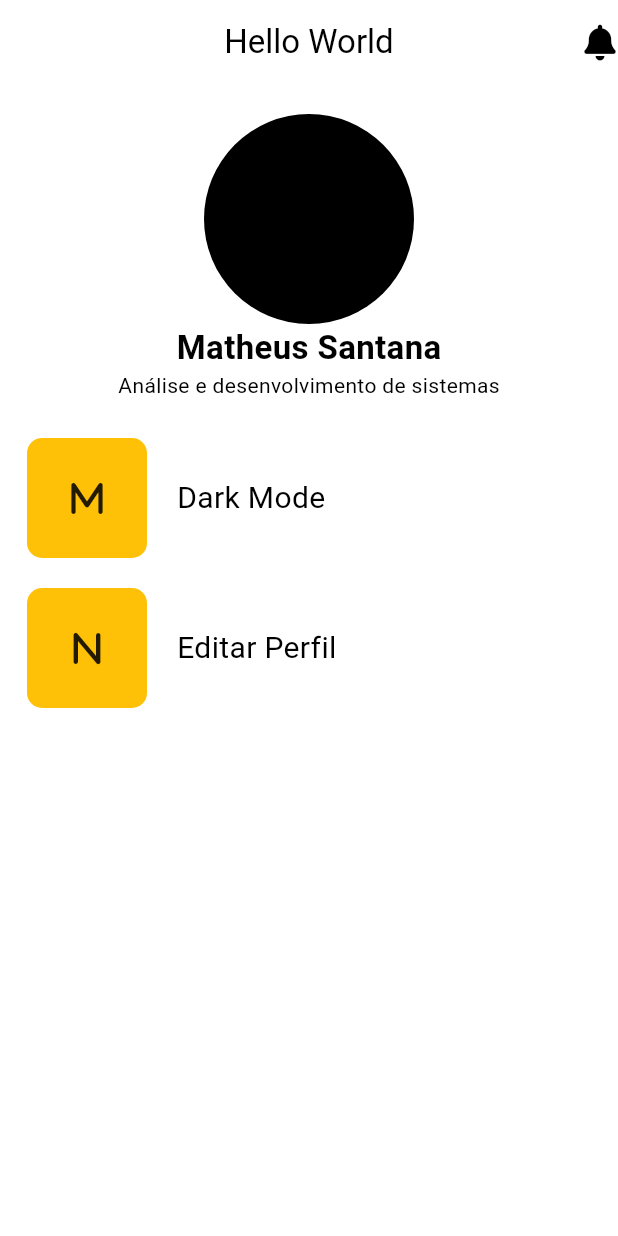
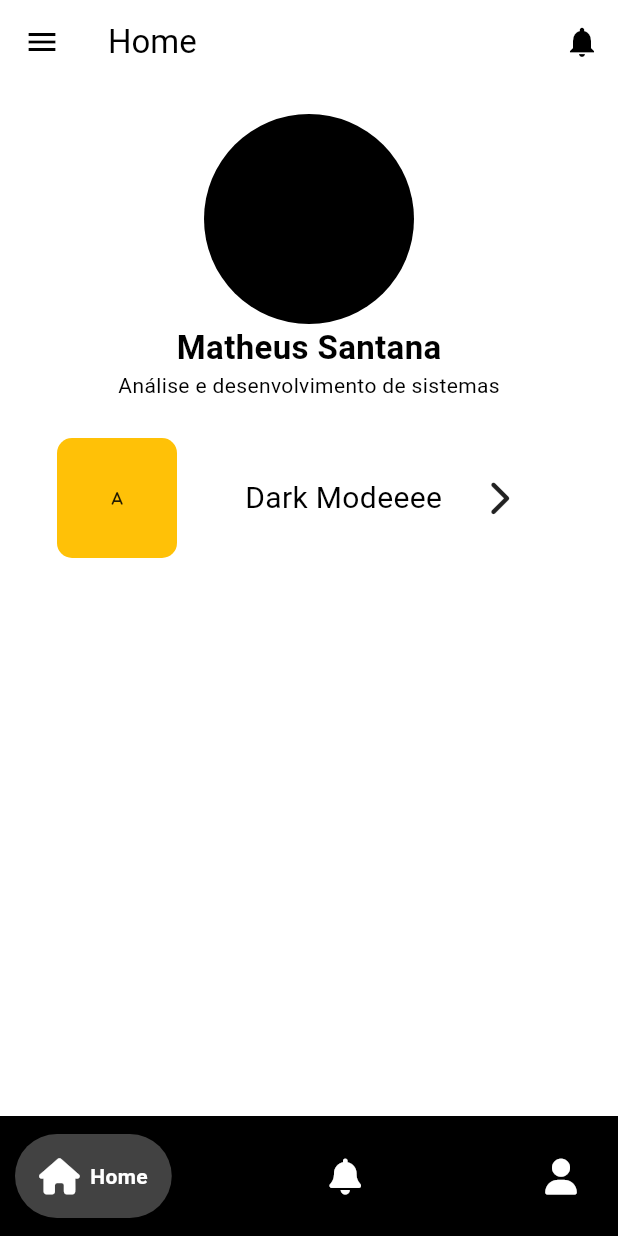
Before and after one commit to Matheus-mt10/studee_educacional, a Flutter app: the ProfileScreen screen opened by its route, on a phone screen of 412 x 824 dp. Run offline on Flutter 3.47's test engine with Material 3 defaults, Android fonts, the phone set to English and light mode, and no system bars; drawn by our look-alikes of google_nav_bar; our stand-ins replace flex_color_scheme, font_awesome_flutter, go_router.

Commit message:
Neste commit foram realizadas melhorias como a componentização re refatoração do código

```diff
--- a/lib/components/basescaffold_screen.dart
+++ b/lib/components/basescaffold_screen.dart
@@ -38,7 +38,7 @@ class _BaseScaffoldState extends State<BaseScaffold> {
           padding: const EdgeInsets.symmetric(horizontal: 20.0),
           child: widget.body,
         ),
-        bottomNavigationBar: Container(
+        bottomNavigationBar: widget.showBottomBar ? Container(
           color: Colors.black,
           child: Padding(
             padding: const EdgeInsets.symmetric(horizontal: 10.0, vertical: 12),
@@ -69,7 +69,7 @@ class _BaseScaffoldState extends State<BaseScaffold> {
               ],
             ),
           ),
-        ),
+        ): null,
       ),
     );
   }
--- a/lib/components/big_square_btn.dart
+++ /dev/null
@@ -1,27 +0,0 @@
-import 'package:flutter/material.dart';
-
-class BigSquareBtn extends StatefulWidget {
-  final IconData icon;
-
-  const BigSquareBtn({super.key, required this.icon});
-
-  @override
-  State<BigSquareBtn> createState() => _BigSquareBtnState();
-}
-
-class _BigSquareBtnState extends State<BigSquareBtn> {
-  @override
-  Widget build(BuildContext context) {
-    return Flexible(
-      flex: 1,
-      child: Container(
-          height: 80,
-          width: 80,
-          decoration: BoxDecoration(
-            borderRadius: BorderRadiusDirectional.circular(10),
-            color: Colors.amber,
-          ),
-          child: Icon(widget.icon)),
-    );
-  }
-}
--- /dev/null
+++ b/lib/components/option_btn_profile.dart
@@ -0,0 +1,51 @@
+import 'package:flutter/material.dart';
+import 'package:font_awesome_flutter/font_awesome_flutter.dart';
+
+class OptionBtnProfile extends StatefulWidget {
+  final IconData iconBtn;
+  final double iconSize;
+  final String optionText;
+
+  const OptionBtnProfile(
+      {super.key, required this.iconBtn, required this.iconSize, required this.optionText});
+
+  @override
+  State<OptionBtnProfile> createState() => _OptionBtnProfileState();
+}
+
+class _OptionBtnProfileState extends State<OptionBtnProfile> {
+  @override
+  Widget build(BuildContext context) {
+    return Row(
+      mainAxisAlignment: MainAxisAlignment.spaceBetween,
+      children: [
+        Flexible(
+          flex: 1,
+          child: Container(
+            height: 80,
+            width: 80,
+            decoration: BoxDecoration(
+              borderRadius: BorderRadiusDirectional.circular(10),
+              color: Colors.amber,
+            ),
+            child: Icon(
+              widget.iconBtn,
+              size: widget.iconSize,
+            ),
+          ),
+        ),
+         Padding(
+          padding: const EdgeInsets.only(left: 20.0),
+          child: Text(
+            widget.optionText,
+            style: const TextStyle(fontSize: 20),
+          ),
+        ),
+        const Padding(
+          padding: EdgeInsets.only(right: 30.0),
+          child: Icon(FontAwesomeIcons.chevronRight),
+        )
+      ],
+    );
+  }
+}
--- a/lib/screens/profile_screen.dart
+++ b/lib/screens/profile_screen.dart
@@ -1,6 +1,7 @@
 import 'package:flutter/material.dart';
 import 'package:font_awesome_flutter/font_awesome_flutter.dart';
-import 'package:studee_educational/components/big_square_btn.dart';
+import 'package:studee_educational/components/basescaffold_screen.dart';
+import 'package:studee_educational/components/option_btn_profile.dart';
 
 class ProfileScreen extends StatefulWidget {
   const ProfileScreen({super.key});
@@ -12,14 +13,8 @@ class ProfileScreen extends StatefulWidget {
 class _ProfileScreenState extends State<ProfileScreen> {
   @override
   Widget build(BuildContext context) {
-    return Scaffold(
-      appBar: AppBar(
-        title: const Text('Hello World'),
-        centerTitle: true,
-        backgroundColor: Colors.transparent,
-        actions: const [Icon(FontAwesomeIcons.solidBell)],
-      ),
-      body: const SafeArea(
+    return const BaseScaffold(
+      body: SafeArea(
         child: Center(
           child: Padding(
             padding: EdgeInsets.symmetric(vertical: 20.0, horizontal: 18),
@@ -42,36 +37,10 @@ class _ProfileScreenState extends State<ProfileScreen> {
                 SizedBox(
                   height: 25,
                 ),
-                Row(
-                  children: [
-                    BigSquareBtn(
-                      icon: FontAwesomeIcons.m,
-                    ),
-                    Padding(
-                      padding: EdgeInsets.only(left: 20.0),
-                      child: Text(
-                        "Dark Mode",
-                        style: TextStyle(fontSize: 20),
-                      ),
-                    )
-                  ],
-                ),
-                SizedBox(
-                  height: 20,
-                ),
-                Row(
-                  children: [
-                    BigSquareBtn(
-                      icon: FontAwesomeIcons.n,
-                    ),
-                    Padding(
-                      padding: EdgeInsets.only(left: 20.0),
-                      child: Text(
-                        "Editar Perfil",
-                        style: TextStyle(fontSize: 20),
-                      ),
-                    )
-                  ],
+                OptionBtnProfile(
+                  iconBtn: FontAwesomeIcons.a,
+                  iconSize: 10,
+                  optionText: 'Dark Modeeee',
                 ),
               ],
             ),
```
